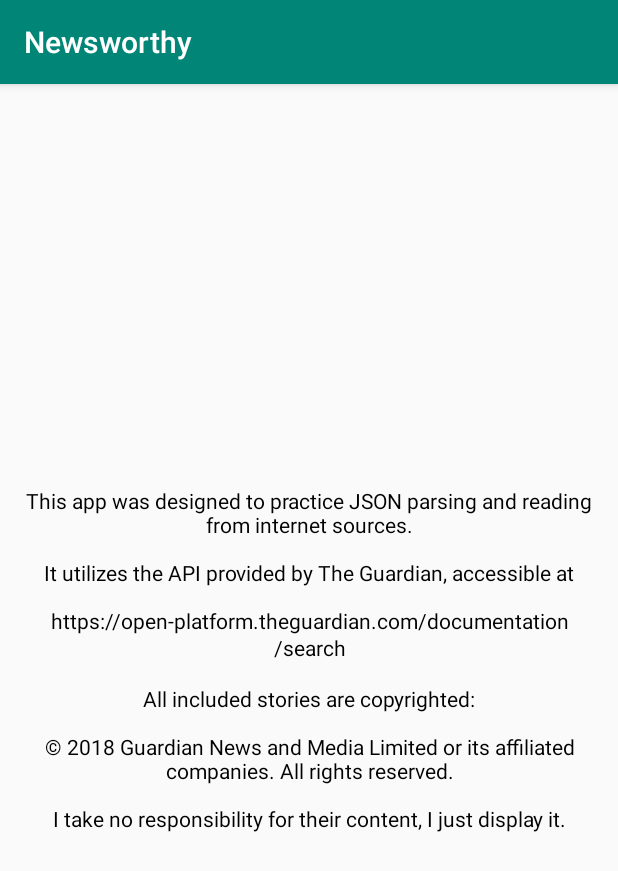
After one commit to bqfix/Newsworthy, an Android app: the AboutActivity screen opened directly, with no data from a screen before it, on a phone screen of 412 x 824 dp. The commit adds this screen. Shown: the top 871 px of the screen. Run offline under Robolectric (Android 15) with nearby library versions, the phone set to English and light mode, and no system bars.

Commit message:
Added About Activity
To reduce the likelihood of me getting sued for this.

```diff
--- a/app/src/main/AndroidManifest.xml
+++ b/app/src/main/AndroidManifest.xml
@@ -16,8 +16,10 @@
                 <category android:name="android.intent.category.LAUNCHER" />
             </intent-filter>
         </activity>
-        <activity android:name=".PreferencesActivity"
-            android:parentActivityName=".MainActivity"></activity>
+        <activity
+            android:name=".PreferencesActivity"
+            android:parentActivityName=".MainActivity" />
+        <activity android:name=".AboutActivity"></activity>
     </application>
 
 </manifest>
--- /dev/null
+++ b/app/src/main/java/com/example/android/newsworthy/AboutActivity.java
@@ -0,0 +1,13 @@
+package com.example.android.newsworthy;
+
+import android.support.v7.app.AppCompatActivity;
+import android.os.Bundle;
+
+public class AboutActivity extends AppCompatActivity {
+
+    @Override
+    protected void onCreate(Bundle savedInstanceState) {
+        super.onCreate(savedInstanceState);
+        setContentView(R.layout.activity_about);
+    }
+}
--- /dev/null
+++ b/app/src/main/res/layout/activity_about.xml
@@ -0,0 +1,14 @@
+<?xml version="1.0" encoding="utf-8"?>
+<TextView xmlns:android="http://schemas.android.com/apk/res/android"
+    xmlns:app="http://schemas.android.com/apk/res-auto"
+    xmlns:tools="http://schemas.android.com/tools"
+    android:layout_width="match_parent"
+    android:layout_height="match_parent"
+    tools:context=".AboutActivity"
+    android:gravity="center"
+    android:text="@string/about"
+    android:textColor="@android:color/black"
+    android:layout_margin="16dp"
+    >
+
+</TextView>
--- a/app/src/main/res/layout/activity_preferences.xml
+++ b/app/src/main/res/layout/activity_preferences.xml
@@ -8,6 +8,8 @@
     tools:context=".PreferencesActivity"
     android:orientation="vertical">
 
-<!--TODO Add layouts for picking date ranges to display, max number of results to display-->
+    <!--TODO Add layouts for picking date ranges to display-->
+    <!--TODO Add max number of results to display-->
+    <!--TODO Add about button and link to about activity-->
 
 </LinearLayout>
--- a/app/src/main/res/values/strings.xml
+++ b/app/src/main/res/values/strings.xml
@@ -7,4 +7,9 @@
     <string name="search">Search</string>
     <string name="preferences">Preferences</string>
     <string name="error_text">An error occurred.  Please try again.</string>
+
+    <!-- Preferences Activity Strings -->
+
+    <!-- About Activity Strings -->
+    <string name="about">This app was designed to practice JSON parsing and reading from internet sources.\n\nIt utilizes the API provided by The Guardian, accessible at\n\nhttps://open-platform.theguardian.com/documentation/search\n\nAll included stories are copyrighted:\n\n© 2018 Guardian News and Media Limited or its affiliated companies. All rights reserved.\n\nI take no responsibility for their content, I just display it.</string>
 </resources>
```
